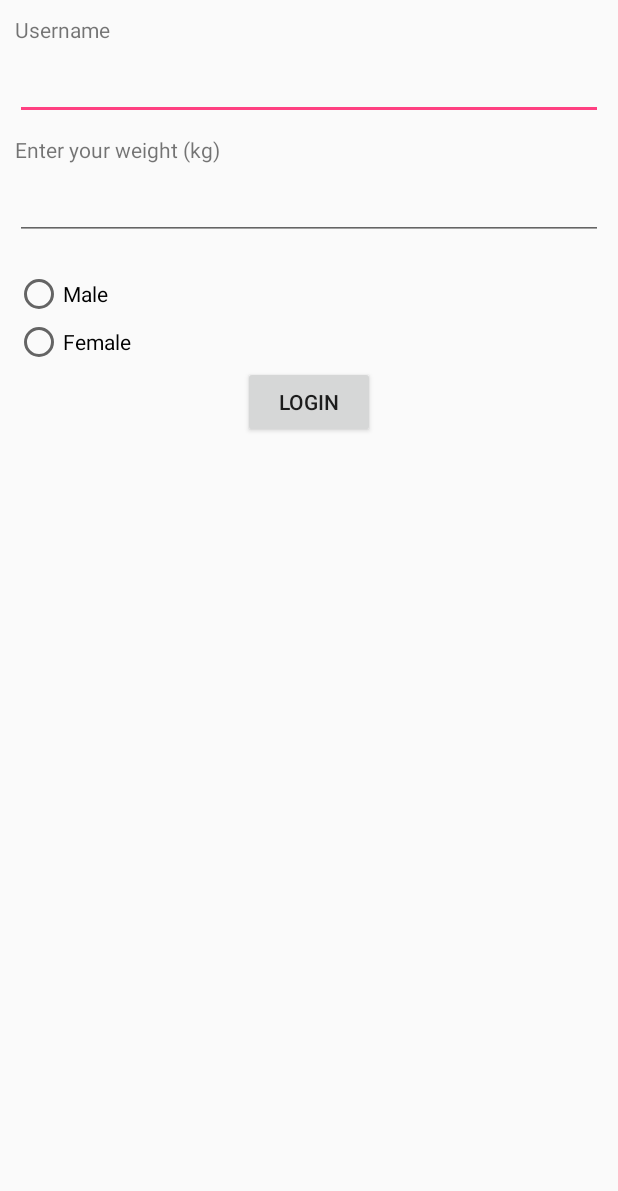
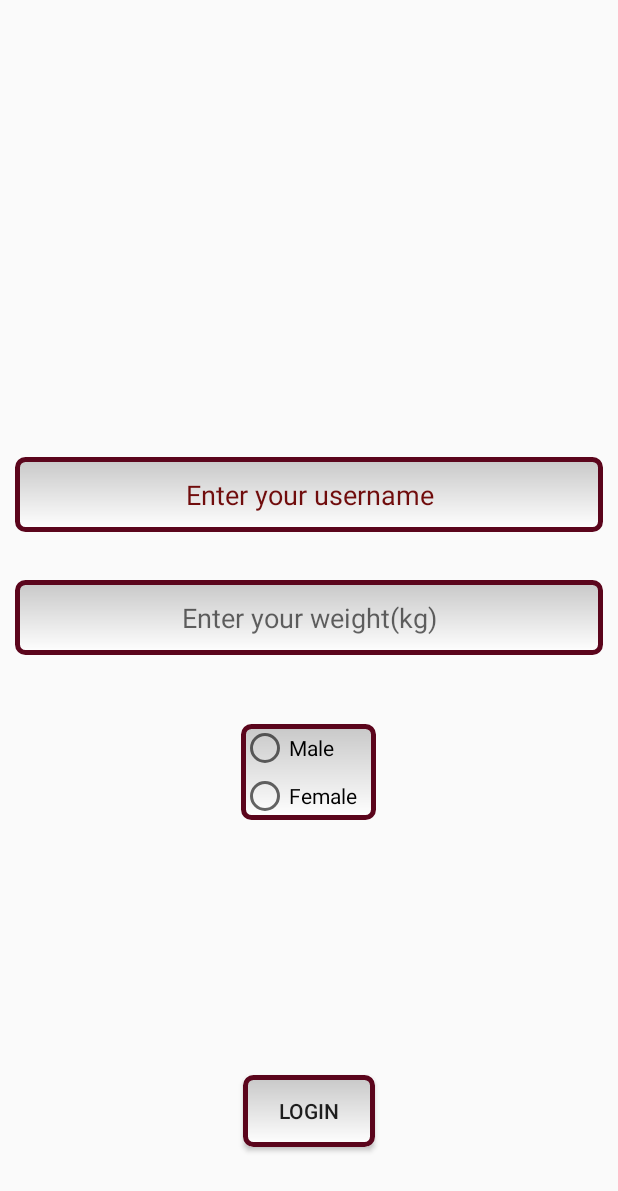
Before and after one commit to billprig/TabLayoutWithViewPager, an Android app: the screen it shows after launch (LoginActivity), on a phone screen of 412 x 824 dp. Shown: the top 1191 px of the screen. Run offline under Robolectric (Android 15) with nearby library versions, the light colour scheme and no system bars.

Commit message:
Login xml

```diff
--- a/app/src/main/java/roy/tablayoutwithviewpager/LoginActivity.java
+++ b/app/src/main/java/roy/tablayoutwithviewpager/LoginActivity.java
@@ -41,7 +41,7 @@ public class LoginActivity extends Activity {
 
       // Username, Weight input text
       txtUsername = (EditText) findViewById(R.id.txtUsername);
-      txtWeight = (EditText) findViewById(R.id.txtPassword);
+      txtWeight = (EditText) findViewById(R.id.txtWeight);
       txtWeight.setRawInputType(InputType.TYPE_CLASS_NUMBER
          | InputType.TYPE_NUMBER_FLAG_DECIMAL);
 
--- /dev/null
+++ b/app/src/main/res/drawable/edittext_background.xml
@@ -0,0 +1,14 @@
+<?xml version="1.0" encoding="utf-8" ?>
+
+<shape xmlns:android="http://schemas.android.com/apk/res/android"
+       android:thickness="0dp"
+       android:shape="rectangle">
+    <stroke android:width="3dp"
+            android:color="#5b051c"/>
+    <corners android:radius="5dp" />
+    <gradient
+        android:startColor="#C8C8C8"
+        android:endColor="#FFFFFF"
+        android:type="linear"
+        android:angle="270"/>
+</shape>
--- a/app/src/main/res/layout/activity_login.xml
+++ b/app/src/main/res/layout/activity_login.xml
@@ -1,45 +1,61 @@
-<LinearLayout xmlns:android="http://schemas.android.com/apk/res/android"
-              xmlns:tools="http://schemas.android.com/tools"
-              android:layout_width="match_parent"
-              android:layout_height="match_parent"
-              android:padding="10dip"
-              android:orientation="vertical">
+<RelativeLayout xmlns:android="http://schemas.android.com/apk/res/android"
+                xmlns:tools="http://schemas.android.com/tools"
+                android:layout_width="match_parent"
+                android:layout_height="match_parent"
+                android:padding="10dip"
+                android:orientation="vertical">
 
-    <!-- Email Label -->
-    <TextView
-        android:layout_width="fill_parent"
-        android:layout_height="wrap_content"
-        android:text="Username"
-        android:singleLine="true"
-        android:layout_marginBottom="5dip"/>
 
-    <!-- Email input text -->
+
+    <!-- Username input text -->
     <EditText android:id="@+id/txtUsername"
+              android:hint="Enter your username"
+              android:maxLength="20"
+              android:textAlignment="center"
+              android:textColorHint="#700c0c"
               android:layout_width="fill_parent"
               android:layout_height="wrap_content"
-              android:layout_marginBottom="10dip"/>
+              android:minHeight="50dp"
+              android:background="@drawable/edittext_background"
+              android:layout_above="@+id/txtWeight"
+              android:layout_alignParentLeft="true"
+              android:layout_alignParentStart="true"
+              android:layout_marginBottom="32dp"/>
 
-    <!-- Password Label -->
-    <TextView
-        android:layout_width="fill_parent"
-        android:layout_height="wrap_content"
-        android:text="Enter your weight (kg)"
-        android:layout_marginBottom="5dip"/>
 
-    <!-- Password input text -->
-    <EditText android:id="@+id/txtPassword"
+
+    <!-- Weight input text -->
+    <EditText android:id="@+id/txtWeight"
+              android:hint="Enter your weight(kg)"
+              android:textAlignment="center"
               android:inputType="numberDecimal"
               android:layout_width="fill_parent"
               android:layout_height="wrap_content"
-              android:layout_marginBottom="20dip"
-              android:singleLine="true"/>
+              android:minHeight="50dp"
+              android:background="@drawable/edittext_background"
+              android:minWidth="50dp"
+              android:singleLine="true"
+              android:layout_centerVertical="true"
+              android:layout_centerHorizontal="true"/>
+
+
+
 
     <!-- Login button -->
 
     <RadioGroup
         android:id="@+id/sex"
         android:layout_width="wrap_content"
-        android:layout_height="wrap_content">
+        android:layout_height="wrap_content"
+        android:layout_below="@+id/txtWeight"
+        android:layout_centerHorizontal="true"
+        android:layout_marginTop="46dp"
+        android:background="@drawable/edittext_background"
+        android:minHeight="50dp"
+        android:minWidth="90dp"
+        >
+
+
 
         <RadioButton
             android:layout_width="wrap_content"
@@ -61,6 +77,11 @@
             android:layout_width="wrap_content"
             android:layout_height="wrap_content"
             android:text="Login"
-            android:layout_gravity="center_horizontal"/>
+            android:layout_gravity="center_horizontal"
+            android:layout_alignParentBottom="true"
+            android:layout_centerHorizontal="true"
+            android:layout_marginBottom="49dp"
+            android:background="@drawable/edittext_background"/>
 
-</LinearLayout>
+
+</RelativeLayout>
--- a/app/src/main/res/layout/activity_main2.xml
+++ b/app/src/main/res/layout/activity_main2.xml
@@ -56,31 +56,17 @@
         android:layout_centerHorizontal="true"
         android:layout_alignTop="@+id/view_pager"/>
 
-    <EditText
-        android:layout_width="wrap_content"
-        android:layout_height="wrap_content"
-        android:text=""
-
-
-        android:inputType="numberDecimal"
-        android:id="@+id/textView7"
-        android:layout_marginBottom="31dp"
-        android:layout_alignParentBottom="true"
-        android:layout_centerHorizontal="true"/>
-
     <TextView
         android:layout_width="wrap_content"
         android:layout_height="wrap_content"
         android:editable="false"
         android:text="Time elapsed since drinking began: (in hours)"
         android:id="@+id/textView8"
-        android:layout_alignTop="@+id/textView7"
         android:layout_alignParentLeft="true"
         android:layout_alignParentStart="true"
         android:layout_alignParentBottom="true"
-        android:layout_toLeftOf="@+id/textView7"
-        android:layout_toStartOf="@+id/textView7"
-        android:paddingLeft="8dp"/>
+        android:paddingLeft="8dp"
+        android:layout_centerHorizontal="true"/>
 
     <TextView
         android:layout_width="wrap_content"
```
Also changed, not shown: 1 other file.
